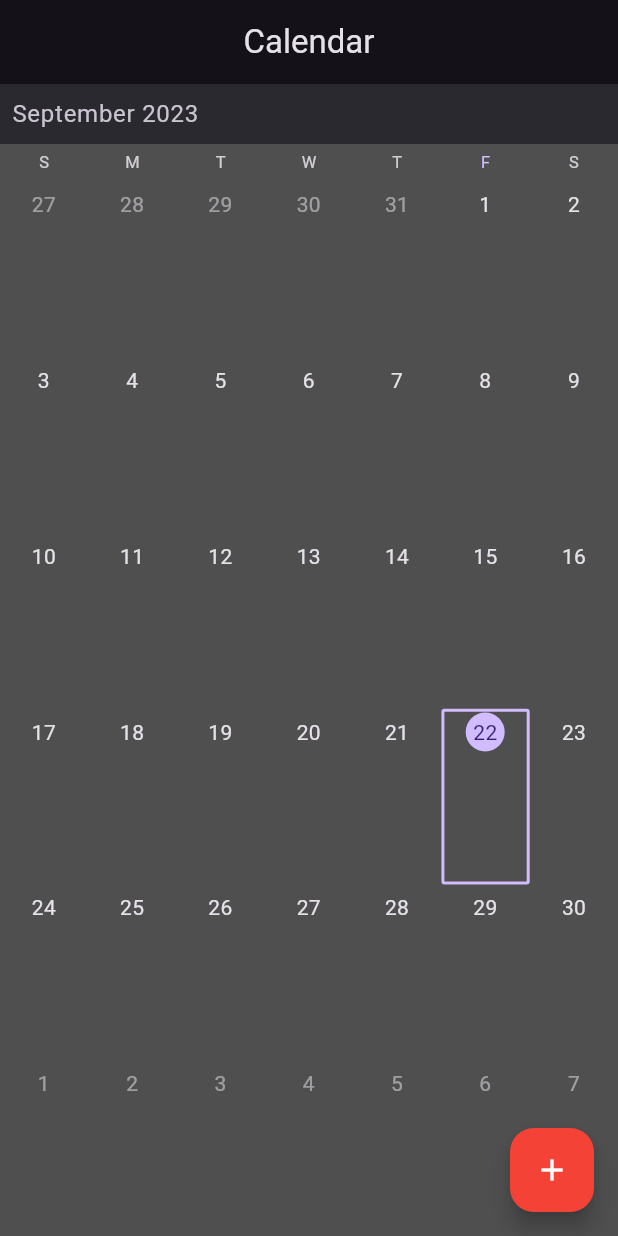
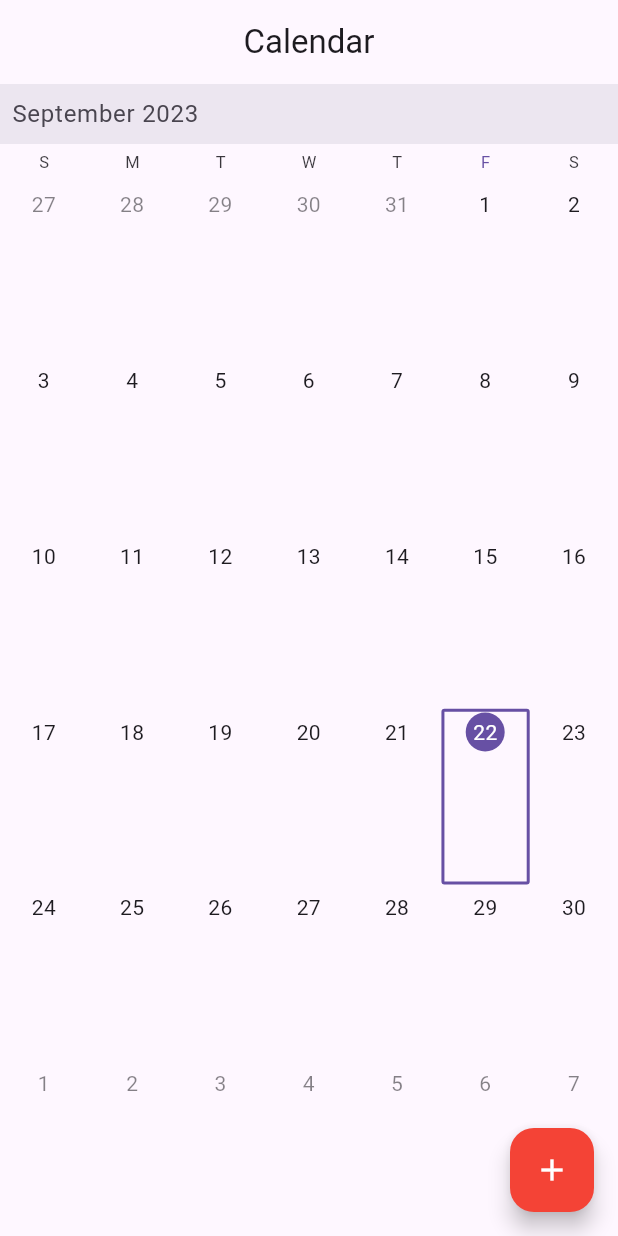
Before and after one commit to Junichi-Machii/flutter_calendar02, a Flutter app: the screen it shows after launch, on a phone screen of 412 x 824 dp. Run offline on Flutter 3.47's test engine with Material 3 defaults, Android fonts, the phone set to English and light mode, and no system bars; drawn by our look-alikes of syncfusion_flutter_calendar; missing offline and left inert: syncfusion_flutter_core.

Commit message:
add tasks_widget.dart

```diff
--- a/lib/main.dart
+++ b/lib/main.dart
@@ -1,6 +1,8 @@
 import 'package:flutter/material.dart';
 import 'package:flutter_cakendar_app02/page/event_editing_page.dart';
+import 'package:flutter_cakendar_app02/provider/event_provider.dart';
 import 'package:flutter_cakendar_app02/widget/calendar_widget.dart';
+import 'package:provider/provider.dart';
 
 void main() {
   runApp(const MyApp());
@@ -12,20 +14,18 @@
 
   @override
   Widget build(BuildContext context) {
-    return MaterialApp(
-      debugShowCheckedModeBanner: false,
-      title: title,
-      themeMode: ThemeMode.dark,
-      darkTheme: ThemeData.dark().copyWith(
-        scaffoldBackgroundColor: Color.fromARGB(
-          176,
-          0,
-          0,
-          0,
+    return ChangeNotifierProvider(
+      create: (context) => EventProvider(),
+      child: MaterialApp(
+        debugShowCheckedModeBanner: false,
+        title: title,
+        themeMode: ThemeMode.light,
+        darkTheme: ThemeData.dark().copyWith(
+          scaffoldBackgroundColor: Color.fromARGB(111, 112, 109, 109),
+          primaryColor: Colors.lightBlue,
         ),
-        primaryColor: Colors.lightBlue,
+        home: MainPage(),
       ),
-      home: MainPage(),
     );
   }
 }
--- /dev/null
+++ b/lib/model/event_data_source.dart
@@ -0,0 +1,26 @@
+import 'package:flutter/material.dart';
+import 'package:flutter_cakendar_app02/model/event.dart';
+import 'package:syncfusion_flutter_calendar/calendar.dart';
+
+class EventDataSource extends CalendarDataSource {
+  EventDataSource(List<Event> appointments) {
+    this.appointments = appointments;
+  }
+
+  Event getEvent(int index) => appointments![index] as Event;
+
+  @override
+  DateTime getStartTime(int index) => getEvent(index).from;
+
+  @override
+  DateTime getEndTime(int index) => getEvent(index).to;
+
+  @override
+  String getSubject(int index) => getEvent(index).title;
+
+  @override
+  Color getColor(int index) => getEvent(index).backgroundColor;
+
+  @override
+  bool isAllDay(int index) => getEvent(index).isAllDay;
+}
--- /dev/null
+++ b/lib/provider/event_provider.dart
@@ -0,0 +1,23 @@
+import 'package:flutter_cakendar_app02/model/event.dart';
+import 'package:flutter_cakendar_app02/utils.dart';
+import 'package:flutter/material.dart';
+
+class EventProvider extends ChangeNotifier {
+  final List<Event> _events = [];
+
+  List<Event> get events => _events;
+
+  DateTime _selectedDate = DateTime.now();
+
+  DateTime get selectedDate => _selectedDate;
+
+  void setDate(DateTime date) => _selectedDate = date;
+
+  List<Event> get eventsOfSelectedDate => _events;
+
+  void addEvent(Event event) {
+    _events.add(event);
+
+    notifyListeners();
+  }
+}
--- a/lib/widget/calendar_widget.dart
+++ b/lib/widget/calendar_widget.dart
@@ -1,15 +1,30 @@
 import 'package:flutter/material.dart';
+import 'package:flutter_cakendar_app02/model/event_data_source.dart';
+import 'package:flutter_cakendar_app02/provider/event_provider.dart';
+import 'package:flutter_cakendar_app02/widget/tasks_widget.dart';
+import 'package:provider/provider.dart';
 import 'package:syncfusion_flutter_calendar/calendar.dart';
 
 class CalendarWidget extends StatelessWidget {
-  const CalendarWidget({super.key});
+  // const CalendarWidget({super.key});
 
   @override
   Widget build(BuildContext context) {
+    final events = Provider.of<EventProvider>(context).events;
     return SfCalendar(
       view: CalendarView.month,
+      dataSource: EventDataSource(events),
       initialSelectedDate: DateTime.now(),
-      cellBorderColor: Colors.transparent,
+      cellBorderColor: Color.fromARGB(0, 88, 84, 84),
+      onLongPress: (details) {
+        final provider = Provider.of<EventProvider>(context, listen: false);
+
+        provider.setDate(details.date!);
+        showModalBottomSheet(
+          context: context,
+          builder: (context) => TasksWidget(),
+        );
+      },
     );
   }
 }
--- a/pubspec.yaml
+++ b/pubspec.yaml
@@ -39,6 +39,7 @@ dependencies:
   syncfusion_flutter_calendar: ^23.1.36
   intl:
   provider: ^6.0.5
+  syncfusion_flutter_core:
 
 dev_dependencies:
   flutter_test:
```
Also changed, not shown: lib/page/event_editing_page.dart (+25 -4 lines), lib/widget/tasks_widget.dart (added, +78 -0 lines), pubspec.lock.
